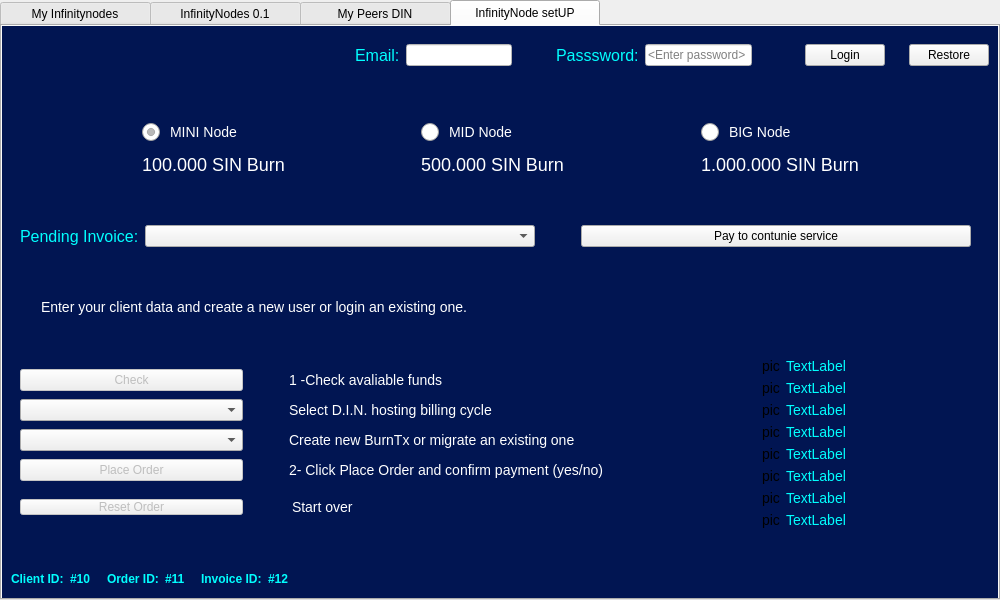
The window that src/qt/forms/masternodelist.ui (hardwarewise/SIN-core) describes before a commit, drawn with Qt 5.
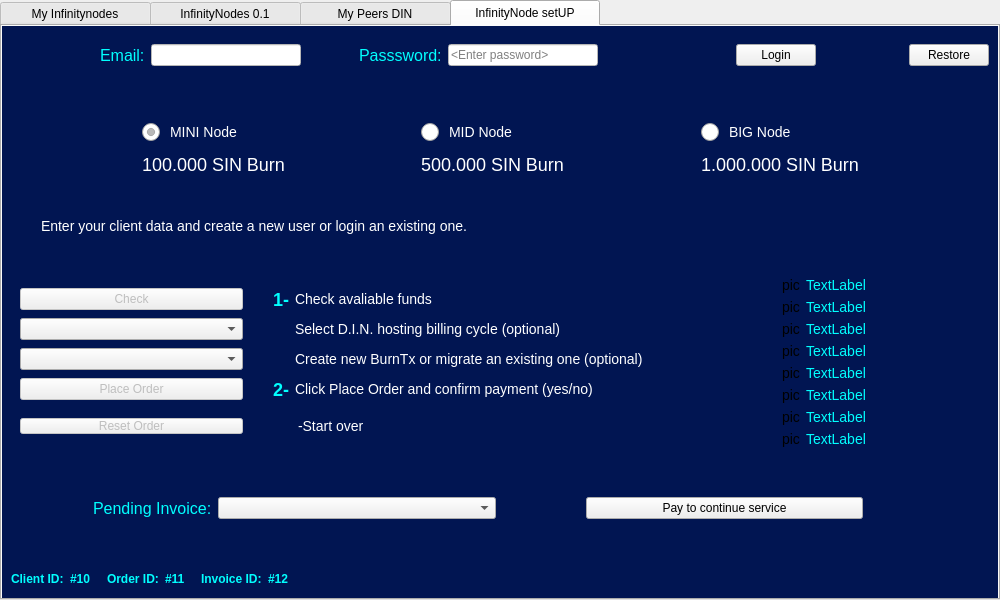
The same window after the commit. Icons and pictures are not drawn.

Patch:
```diff
--- a/src/qt/forms/masternodelist.ui
+++ b/src/qt/forms/masternodelist.ui
@@ -525,7 +525,7 @@
              </property>
              <property name="sizeHint" stdset="0">
               <size>
-               <width>335</width>
+               <width>80</width>
                <height>20</height>
               </size>
              </property>
@@ -556,19 +556,34 @@
               </item>
               <item>
                <widget class="QLineEdit" name="txtEmail">
+                <property name="sizePolicy">
+                 <sizepolicy hsizetype="Fixed" vsizetype="Fixed">
+                  <horstretch>0</horstretch>
+                  <verstretch>0</verstretch>
+                 </sizepolicy>
+                </property>
+                <property name="minimumSize">
+                 <size>
+                  <width>150</width>
+                  <height>0</height>
+                 </size>
+                </property>
                 <property name="styleSheet">
                  <string notr="true">background-color: white;</string>
                 </property>
                </widget>
               </item>
               <item>
-               <spacer name="horizontalSpacer_4">
+               <spacer name="horizontalSpacer_7">
                 <property name="orientation">
                  <enum>Qt::Horizontal</enum>
                 </property>
+                <property name="sizeType">
+                 <enum>QSizePolicy::Fixed</enum>
+                </property>
                 <property name="sizeHint" stdset="0">
                  <size>
-                  <width>40</width>
+                  <width>52</width>
                   <height>20</height>
                  </size>
                 </property>
@@ -596,6 +611,18 @@
               </item>
               <item>
                <widget class="QLineEdit" name="txtPassword">
+                <property name="sizePolicy">
+                 <sizepolicy hsizetype="Fixed" vsizetype="Fixed">
+                  <horstretch>0</horstretch>
+                  <verstretch>0</verstretch>
+                 </sizepolicy>
+                </property>
+                <property name="minimumSize">
+                 <size>
+                  <width>150</width>
+                  <height>0</height>
+                 </size>
+                </property>
                 <property name="styleSheet">
                  <string notr="true">background-color: white;</string>
                 </property>
@@ -607,24 +634,33 @@
                 </property>
                </widget>
               </item>
-              <item>
-               <spacer name="horizontalSpacer_7">
-                <property name="orientation">
-                 <enum>Qt::Horizontal</enum>
-                </property>
-                <property name="sizeHint" stdset="0">
-                 <size>
-                  <width>40</width>
-                  <height>20</height>
-                 </size>
-                </property>
-               </spacer>
-              </item>
              </layout>
             </widget>
            </item>
+           <item>
+            <spacer name="horizontalSpacer_4">
+             <property name="orientation">
+              <enum>Qt::Horizontal</enum>
+             </property>
+             <property name="sizeType">
+              <enum>QSizePolicy::Fixed</enum>
+             </property>
+             <property name="sizeHint" stdset="0">
+              <size>
+               <width>123</width>
+               <height>20</height>
+              </size>
+             </property>
+            </spacer>
+           </item>
            <item>
             <widget class="QPushButton" name="btnLogin">
+             <property name="minimumSize">
+              <size>
+               <width>80</width>
+               <height>0</height>
+              </size>
+             </property>
              <property name="text">
               <string>Login</string>
              </property>
@@ -636,11 +672,11 @@
               <enum>Qt::Horizontal</enum>
              </property>
              <property name="sizeType">
-              <enum>QSizePolicy::Fixed</enum>
+              <enum>QSizePolicy::Expanding</enum>
              </property>
              <property name="sizeHint" stdset="0">
               <size>
-               <width>18</width>
+               <width>88</width>
                <height>20</height>
               </size>
              </property>
@@ -917,100 +953,6 @@
            </property>
           </spacer>
          </item>
-         <item>
-          <layout class="QHBoxLayout" name="horizontalLayout_13">
-           <item>
-            <widget class="QWidget" name="widgetCurrent" native="true">
-             <layout class="QHBoxLayout" name="horizontalLayout_14" stretch="1,5,0,5,0">
-              <property name="spacing">
-               <number>6</number>
-              </property>
-              <item>
-               <widget class="QLabel" name="labelInvoicePending">
-                <property name="styleSheet">
-                 <string notr="true">font-size:16px;
-color: #01FFFF;
-
-</string>
-                </property>
-                <property name="text">
-                 <string>Pending Invoice:</string>
-                </property>
-               </widget>
-              </item>
-              <item>
-               <widget class="QComboBox" name="comboInvoice">
-                <property name="minimumSize">
-                 <size>
-                  <width>152</width>
-                  <height>0</height>
-                 </size>
-                </property>
-               </widget>
-              </item>
-              <item>
-               <spacer name="horizontalSpacer_12">
-                <property name="orientation">
-                 <enum>Qt::Horizontal</enum>
-                </property>
-                <property name="sizeType">
-                 <enum>QSizePolicy::Fixed</enum>
-                </property>
-                <property name="sizeHint" stdset="0">
-                 <size>
-                  <width>40</width>
-                  <height>20</height>
-                 </size>
-                </property>
-               </spacer>
-              </item>
-              <item>
-               <widget class="QPushButton" name="payButton">
-                <property name="minimumSize">
-                 <size>
-                  <width>150</width>
-                  <height>0</height>
-                 </size>
-                </property>
-                <property name="text">
-                 <string>Pay to contunie service</string>
-                </property>
-               </widget>
-              </item>
-              <item>
-               <spacer name="horizontalSpacer_13">
-                <property name="orientation">
-                 <enum>Qt::Horizontal</enum>
-                </property>
-                <property name="sizeType">
-                 <enum>QSizePolicy::Fixed</enum>
-                </property>
-                <property name="sizeHint" stdset="0">
-                 <size>
-                  <width>9</width>
-                  <height>20</height>
-                 </size>
-                </property>
-               </spacer>
-              </item>
-             </layout>
-            </widget>
-           </item>
-          </layout>
-         </item>
-         <item>
-          <spacer name="verticalSpacer_3">
-           <property name="orientation">
-            <enum>Qt::Vertical</enum>
-           </property>
-           <property name="sizeHint" stdset="0">
-            <size>
-             <width>20</width>
-             <height>40</height>
-            </size>
-           </property>
-          </spacer>
-         </item>
          <item>
           <layout class="QHBoxLayout" name="horizontalLayout_15">
            <item>
@@ -1073,7 +1015,7 @@
 font-size: 14px;</string>
                 </property>
                 <property name="text">
-                 <string>2- Click Place Order and confirm payment (yes/no)</string>
+                 <string>Click Place Order and confirm payment (yes/no)</string>
                 </property>
                </widget>
               </item>
@@ -1103,19 +1045,6 @@
                 </property>
                </widget>
               </item>
-              <item row="3" column="1">
-               <spacer name="horizontalSpacer_21">
-                <property name="orientation">
-                 <enum>Qt::Horizontal</enum>
-                </property>
-                <property name="sizeHint" stdset="0">
-                 <size>
-                  <width>40</width>
-                  <height>20</height>
-                 </size>
-                </property>
-               </spacer>
-              </item>
               <item row="0" column="2">
                <widget class="QLabel" name="label_2">
                 <property name="styleSheet">
@@ -1123,7 +1052,7 @@
 font-size: 14px;</string>
                 </property>
                 <property name="text">
-                 <string>1 -Check avaliable funds</string>
+                 <string>Check avaliable funds</string>
                 </property>
                </widget>
               </item>
@@ -1134,7 +1063,7 @@
 font-size: 14px;</string>
                 </property>
                 <property name="text">
-                 <string>Select D.I.N. hosting billing cycle</string>
+                 <string>Select D.I.N. hosting billing cycle (optional)</string>
                 </property>
                </widget>
               </item>
@@ -1182,7 +1111,7 @@
 </string>
                 </property>
                 <property name="text">
-                 <string>Start over</string>
+                 <string>-Start over</string>
                 </property>
                </widget>
               </item>
@@ -1203,7 +1132,50 @@
 font-size: 14px;</string>
                 </property>
                 <property name="text">
-                 <string>Create new BurnTx or migrate an existing one</string>
+                 <string>Create new BurnTx or migrate an existing one (optional)</string>
+                </property>
+               </widget>
+              </item>
+              <item row="0" column="1">
+               <widget class="QLabel" name="label_7">
+                <property name="styleSheet">
+                 <string notr="true">font-size:18px;
+color: #01FFFF;
+font-weight : bold;</string>
+                </property>
+                <property name="text">
+                 <string>1-</string>
+                </property>
+                <property name="alignment">
+                 <set>Qt::AlignRight|Qt::AlignTrailing|Qt::AlignVCenter</set>
+                </property>
+               </widget>
+              </item>
+              <item row="2" column="1">
+               <spacer name="horizontalSpacer_21">
+                <property name="orientation">
+                 <enum>Qt::Horizontal</enum>
+                </property>
+                <property name="sizeHint" stdset="0">
+                 <size>
+                  <width>40</width>
+                  <height>20</height>
+                 </size>
+                </property>
+               </spacer>
+              </item>
+              <item row="3" column="1">
+               <widget class="QLabel" name="label_8">
+                <property name="styleSheet">
+                 <string notr="true">font-size:18px;
+color: #01FFFF;
+font-weight : bold;</string>
+                </property>
+                <property name="text">
+                 <string>2-</string>
+                </property>
+                <property name="alignment">
+                 <set>Qt::AlignRight|Qt::AlignTrailing|Qt::AlignVCenter</set>
                 </property>
                </widget>
               </item>
@@ -1414,6 +1386,116 @@
            </item>
           </layout>
          </item>
+         <item>
+          <spacer name="verticalSpacer_3">
+           <property name="orientation">
+            <enum>Qt::Vertical</enum>
+           </property>
+           <property name="sizeHint" stdset="0">
+            <size>
+             <width>20</width>
+             <height>40</height>
+            </size>
+           </property>
+          </spacer>
+         </item>
+         <item>
+          <layout class="QHBoxLayout" name="horizontalLayout_13">
+           <item>
+            <widget class="QWidget" name="widgetCurrent" native="true">
+             <layout class="QHBoxLayout" name="horizontalLayout_14" stretch="0,1,5,0,5,0">
+              <property name="spacing">
+               <number>6</number>
+              </property>
+              <item>
+               <spacer name="horizontalSpacer_11">
+                <property name="orientation">
+                 <enum>Qt::Horizontal</enum>
+                </property>
+                <property name="sizeType">
+                 <enum>QSizePolicy::Fixed</enum>
+                </property>
+                <property name="sizeHint" stdset="0">
+                 <size>
+                  <width>73</width>
+                  <height>20</height>
+                 </size>
+                </property>
+               </spacer>
+              </item>
+              <item>
+               <widget class="QLabel" name="labelInvoicePending">
+                <property name="styleSheet">
+                 <string notr="true">font-size:16px;
+color: #01FFFF;
+
+</string>
+                </property>
+                <property name="text">
+                 <string>Pending Invoice:</string>
+                </property>
+               </widget>
+              </item>
+              <item>
+               <widget class="QComboBox" name="comboInvoice">
+                <property name="minimumSize">
+                 <size>
+                  <width>152</width>
+                  <height>0</height>
+                 </size>
+                </property>
+               </widget>
+              </item>
+              <item>
+               <spacer name="horizontalSpacer_12">
+                <property name="orientation">
+                 <enum>Qt::Horizontal</enum>
+                </property>
+                <property name="sizeType">
+                 <enum>QSizePolicy::Fixed</enum>
+                </property>
+                <property name="sizeHint" stdset="0">
+                 <size>
+                  <width>84</width>
+                  <height>20</height>
+                 </size>
+                </property>
+               </spacer>
+              </item>
+              <item>
+               <widget class="QPushButton" name="payButton">
+                <property name="minimumSize">
+                 <size>
+                  <width>150</width>
+                  <height>0</height>
+                 </size>
+                </property>
+                <property name="text">
+                 <string>Pay to continue service</string>
+                </property>
+               </widget>
+              </item>
+              <item>
+               <spacer name="horizontalSpacer_13">
+                <property name="orientation">
+                 <enum>Qt::Horizontal</enum>
+                </property>
+                <property name="sizeType">
+                 <enum>QSizePolicy::Fixed</enum>
+                </property>
+                <property name="sizeHint" stdset="0">
+                 <size>
+                  <width>117</width>
+                  <height>20</height>
+                 </size>
+                </property>
+               </spacer>
+              </item>
+             </layout>
+            </widget>
+           </item>
+          </layout>
+         </item>
          <item>
           <spacer name="verticalSpacer">
            <property name="orientation">
```
